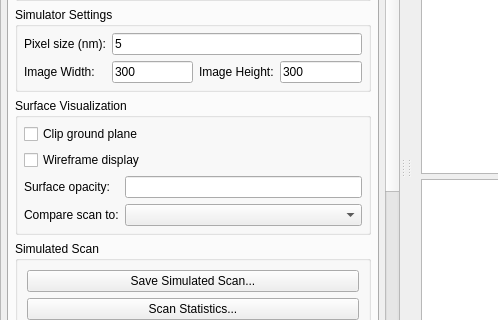
The window that apps/MicroscopeSimulator/MicroscopeSimulator.ui (CISMM/MicroscopeSimulator2) describes before a commit, drawn with Qt 5; both pictures show x 0 to 498 and y 223 to 543 of the 1102 by 753 pixel window.
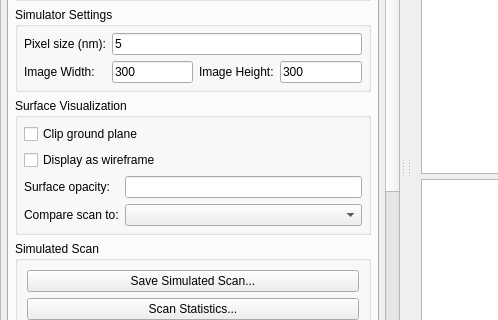
The same window after the commit. The open tabs and pages were chosen to show the change. Icons and pictures are not drawn. Custom widgets are drawn as their Qt base class.

Commit message: Made some small changes to AFMSim UI and added event handlers for AFMSim controls.

Patch:
```diff
--- a/apps/MicroscopeSimulator/MicroscopeSimulator.ui
+++ b/apps/MicroscopeSimulator/MicroscopeSimulator.ui
@@ -196,7 +196,7 @@
         <property name="geometry">
          <rect>
           <x>0</x>
-          <y>-650</y>
+          <y>0</y>
           <width>381</width>
           <height>1285</height>
          </rect>
@@ -368,7 +368,7 @@
                 <item row="2" column="0" colspan="2">
                  <widget class="QCheckBox" name="afmSimWireframeDisplayCheckBox">
                   <property name="text">
-                   <string>Wireframe display</string>
+                   <string>Display as wireframe</string>
                   </property>
                  </widget>
                 </item>
```
Left out of the diff: 7 changed lines with no effect on the pictures. The commit also changes 2 other files.
